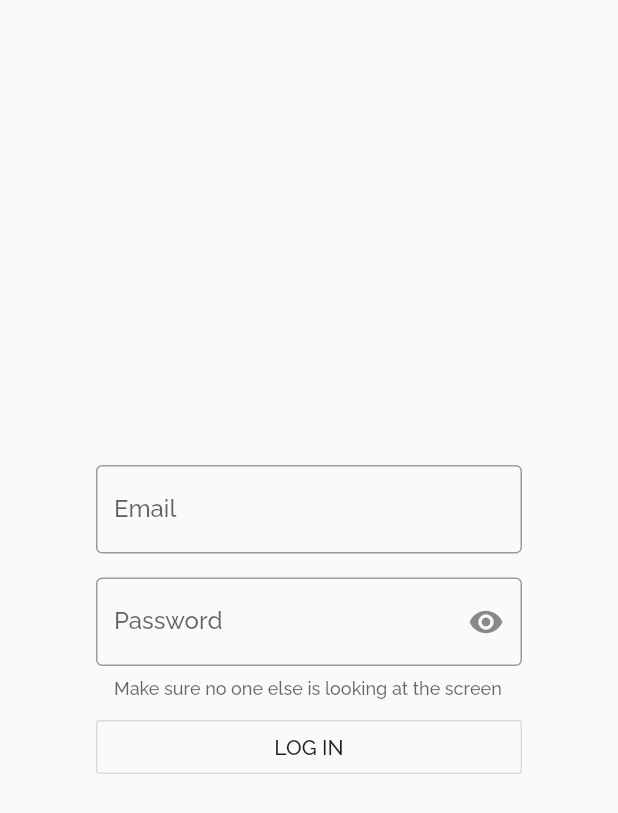
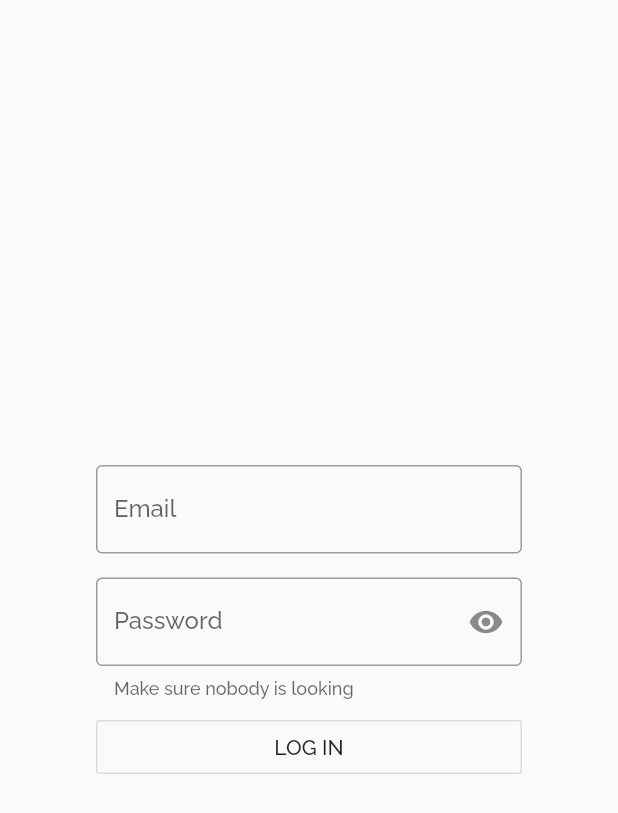
Before and after one commit to smascaro/MDADM_M0.665_PAC3_login, a Flutter app: the screen it shows after launch, on a phone screen of 412 x 824 dp. Shown: the top 813 px of the screen. Run offline on Flutter 3.47's test engine with Material 2 defaults, Android fonts, the phone set to English and light mode, and no system bars.

```diff
--- a/lib/screens/login_screen.dart
+++ b/lib/screens/login_screen.dart
@@ -60,7 +60,7 @@ class _LoginScreenState extends State<LoginScreen> {
             border: OutlineInputBorder(),
             hintText: "Enter your password",
             labelText: "Password",
-            helperText: "Make sure no one else is looking at the screen",
+            helperText: "Make sure nobody is looking",
             suffixIcon: IconButton(
               icon: Icon(_passwordVisible ? Icons.visibility_off : Icons.visibility),
               onPressed: _togglePasswordVisibility,
```
